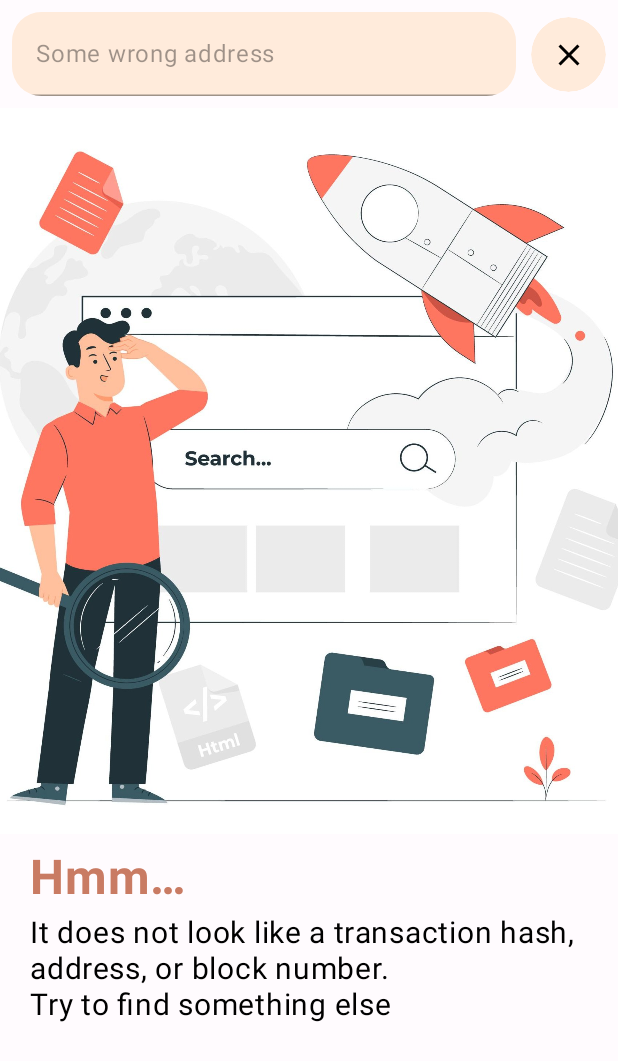
After one commit to etasdemir/eth-inspector, an Android app built with Jetpack Compose: the composable InvalidSearchScreen shown on its own in the app's theme, on a phone screen of 412 x 824 dp. The commit adds this screen. Shown: the top 1061 px of the screen. Run offline under Robolectric (Android 15) with nearby library versions, the phone set to English and light mode, and no system bars; our stand-ins replace Timber.

Commit message:
Search not found screen added

```diff
--- a/app/src/main/java/com/etasdemir/ethinspector/MainActivity.kt
+++ b/app/src/main/java/com/etasdemir/ethinspector/MainActivity.kt
@@ -7,7 +7,6 @@ import androidx.compose.foundation.layout.fillMaxSize
 import androidx.compose.material3.MaterialTheme
 import androidx.compose.material3.Surface
 import androidx.compose.ui.Modifier
-import com.etasdemir.ethinspector.ui.home.HomeScreen
 import com.etasdemir.ethinspector.ui.theme.EthInspectorTheme
 import dagger.hilt.android.AndroidEntryPoint
 
@@ -22,7 +21,8 @@ class MainActivity : ComponentActivity() {
                     modifier = Modifier.fillMaxSize(),
                     color = MaterialTheme.colorScheme.background
                 ) {
-                    HomeScreen()
+//                    HomeScreen()
+//                    InvalidSearchScreen()
                 }
             }
         }
--- /dev/null
+++ b/app/src/main/java/com/etasdemir/ethinspector/ui/search/InvalidSearchScreen.kt
@@ -0,0 +1,73 @@
+package com.etasdemir.ethinspector.ui.search
+
+import androidx.compose.foundation.Image
+import androidx.compose.foundation.isSystemInDarkTheme
+import androidx.compose.foundation.layout.*
+import androidx.compose.material.icons.Icons
+import androidx.compose.material.icons.filled.Close
+import androidx.compose.material3.*
+import androidx.compose.runtime.Composable
+import androidx.compose.runtime.remember
+import androidx.compose.ui.Modifier
+import androidx.compose.ui.res.painterResource
+import androidx.compose.ui.res.stringResource
+import androidx.compose.ui.text.font.FontWeight
+import androidx.compose.ui.tooling.preview.Preview
+import androidx.compose.ui.unit.dp
+import androidx.compose.ui.unit.sp
+import com.etasdemir.ethinspector.R
+import timber.log.Timber
+
+@OptIn(ExperimentalMaterial3Api::class)
+@Composable
+fun InvalidSearchScreen() {
+    val searchIcon = remember { Icons.Filled.Close }
+    // TODO Take from args
+    val searchedValue = "Some wrong address"
+
+    // TODO Check for saved value too.
+    val isDarkTheme = isSystemInDarkTheme()
+    val searchNotFoundImg = remember {
+        if (isDarkTheme)
+            R.drawable.search_not_found_dark
+        else
+            R.drawable.search_not_found_light
+    }
+
+    val onCloseClick = remember {
+        { _: String ->
+            Timber.e("navigate to home screen")
+        }
+    }
+
+
+    Scaffold(topBar = { SearchTopBar(searchedValue, onCloseClick, searchIcon) }) {
+        Column(modifier = Modifier.padding(it)) {
+            Image(
+                modifier = Modifier.fillMaxWidth(),
+                painter = painterResource(id = searchNotFoundImg),
+                contentDescription = "Search not found",
+            )
+            Text(
+                modifier = Modifier.padding(start = 20.dp, top = 10.dp),
+                text = stringResource(id = R.string.search_invalid_search_title),
+                color = MaterialTheme.colorScheme.tertiary,
+                fontWeight = FontWeight.Bold,
+                fontSize = 32.sp
+            )
+            Text(
+                modifier = Modifier.padding(top = 5.dp, end = 20.dp, bottom = 20.dp, start = 20.dp),
+                text = stringResource(id = R.string.search_invalid_search_desc),
+                color = MaterialTheme.colorScheme.onBackground,
+                fontSize = 20.sp
+            )
+        }
+    }
+}
+
+
+@Preview
+@Composable
+fun InvalidSearchScreenPreview() {
+    InvalidSearchScreen()
+}
--- a/app/src/main/res/values/strings.xml
+++ b/app/src/main/res/values/strings.xml
@@ -28,6 +28,6 @@
 
     <string name="search_placeholder">Search transactions, addresses, blocks</string>
     <string name="search_invalid_search_title">Hmm…</string>
-    <string name="search_invalid_search_desc">It does not look like a transaction hash, address, or block number. Try to find something else</string>
+    <string name="search_invalid_search_desc">It does not look like a transaction hash, address, or block number. \nTry to find something else</string>
 
 </resources>
```
Also changed, not shown: app/src/main/java/com/etasdemir/ethinspector/ui/home/HomeScreen.kt (+20 -1 lines), app/src/main/java/com/etasdemir/ethinspector/ui/search/SearchTopBar.kt (+26 -12 lines), app/src/main/java/com/etasdemir/ethinspector/ui/theme/Theme.kt (+2 -8 lines), app/src/main/java/com/etasdemir/ethinspector/ui/theme/Color.kt (line endings or trailing spaces), app/src/main/res/drawable/search_not_found_dark.png (added), app/src/main/res/drawable/search_not_found_light.jpg (added).
